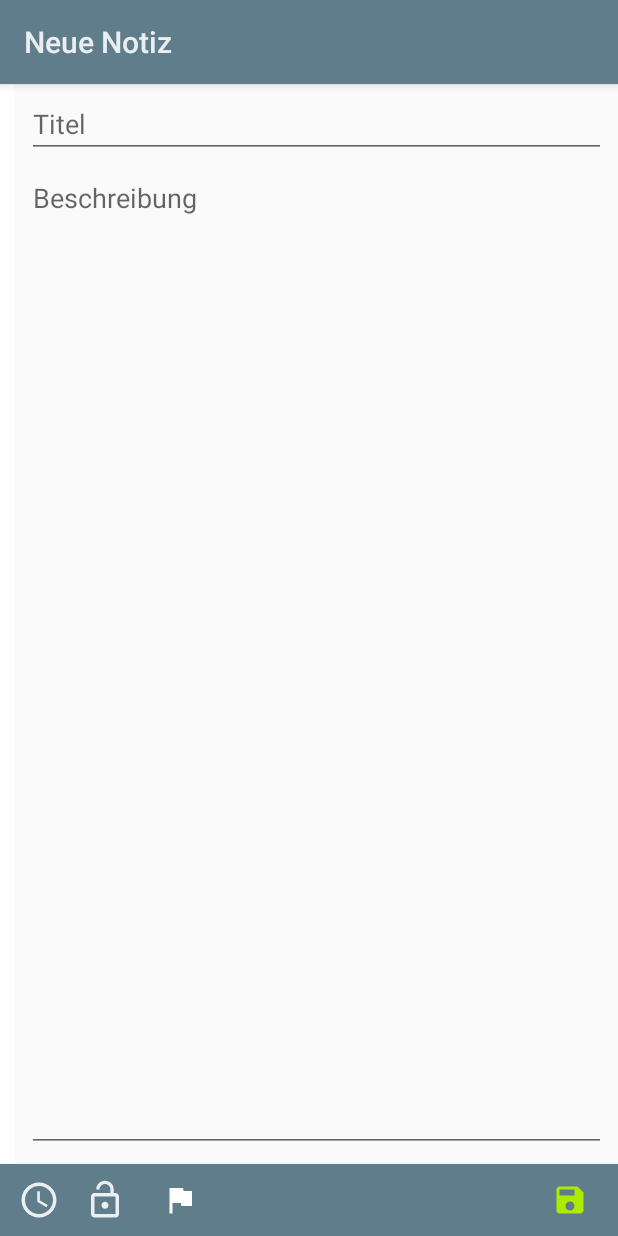
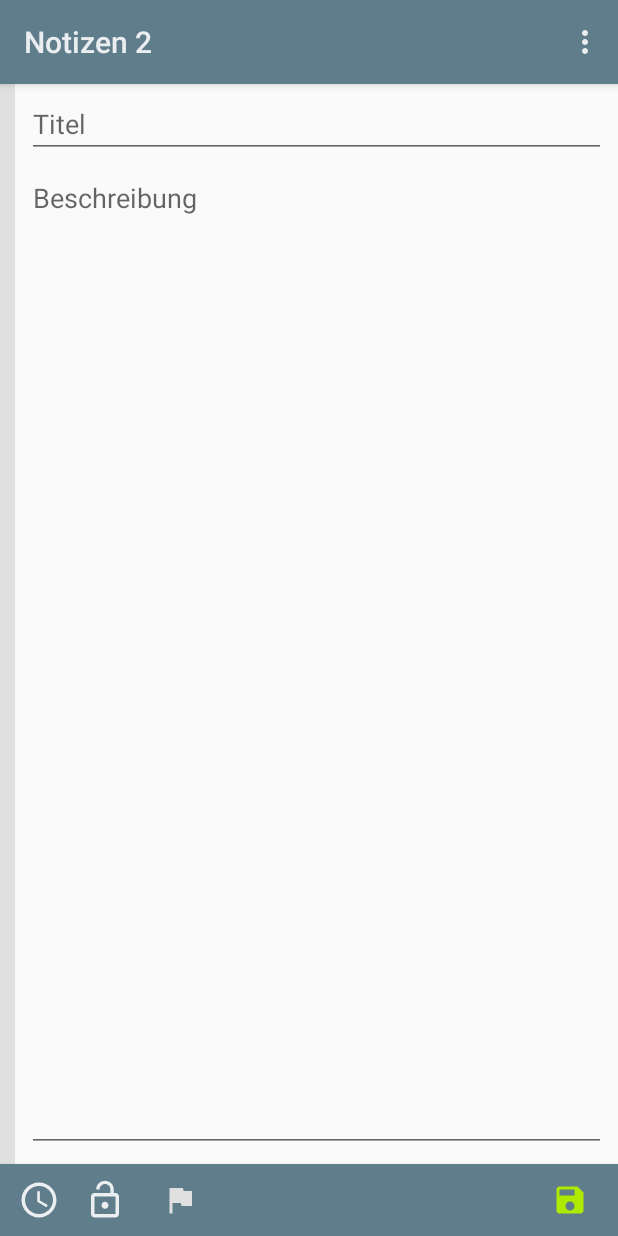
Before and after one commit to lena0204/notizen, an Android app: the screen it shows after launch (MainActivity), after a tap on an icon or button, on a phone screen of 412 x 824 dp. Run offline under Robolectric (Android 15) with nearby library versions, the phone set to English and light mode, and no system bars; our stand-ins replace Room's generated code.

Commit message:
Einfache Themeeinbindung, Notizen löschen, Backstack korrigiert, weitere Bugfixes

```diff
--- a/app/src/main/java/com/lk/notizen2/adapters/NotesAdapter.kt
+++ b/app/src/main/java/com/lk/notizen2/adapters/NotesAdapter.kt
@@ -1,12 +1,8 @@
 package com.lk.notizen2.adapters
 
-import android.content.res.ColorStateList
-import android.graphics.PorterDuff
 import android.util.Log
 import android.view.*
 import android.widget.*
-import androidx.cardview.widget.CardView
-import androidx.core.content.pm.PermissionInfoCompat
 import androidx.fragment.app.FragmentActivity
 import androidx.recyclerview.widget.RecyclerView
 import com.lk.notizen2.R
@@ -130,5 +126,7 @@ class NotesAdapter(private val dataset: List<NoteEntity>,
                                          contextMenuInfo: ContextMenu.ContextMenuInfo?) {
             contextMenu.add(0, R.id.menu_delete, 0, R.string.action_delete)
         }
+
+
     }
 }
--- a/app/src/main/java/com/lk/notizen2/database/DAONotesWidgets.kt
+++ b/app/src/main/java/com/lk/notizen2/database/DAONotesWidgets.kt
@@ -9,41 +9,40 @@ import androidx.room.*
 @Dao
 interface DAONotesWidgets {
 
-    @Query("SELECT * FROM notes")
-    abstract fun getNotes(): LiveData<List<NoteEntity>>
+    @Query("SELECT * FROM notes ORDER BY note_date DESC")
+    fun getNotes(): LiveData<List<NoteEntity>>
 
     //@Query("SELECT * FROM notes WHERE note_id == :id")
     //abstract fun getNoteFromId(id: Int): NoteEntity
 
     @Insert
-    abstract fun insertNote(entity: NoteEntity)
+    fun insertNote(entity: NoteEntity)
 
     @Update
-    abstract fun updateNote(entity: NoteEntity)
+    fun updateNote(entity: NoteEntity)
 
     @Delete
-    abstract fun deleteNote(entity: NoteEntity)
+    fun deleteNote(entity: NoteEntity)
 
     @Query("DELETE FROM notes WHERE note_id >= 0")
-    abstract fun deleteAll()
+    fun deleteAll()
 
     @Query("SELECT * FROM widgets")
-    abstract fun getWidget(): LiveData<List<WidgetEntity>>
+    fun getWidget(): LiveData<List<WidgetEntity>>
 
     @Query("SELECT * FROM widgets WHERE widget_id == :id")
-    abstract fun getWidgetFromId(id: Int): WidgetEntity
+    fun getWidgetFromId(id: Int): WidgetEntity
 
     @Query("SELECT * FROM widgets WHERE note_id == :noteId")
-    abstract fun getWidgetFromNoteId(noteId: Int): WidgetEntity
+    fun getWidgetFromNoteId(noteId: Int): WidgetEntity
 
     @Insert
-    abstract fun insertWidget(entity: WidgetEntity)
+    fun insertWidget(entity: WidgetEntity)
 
     @Update
-    abstract fun updateWidget(entity: WidgetEntity)
+    fun updateWidget(entity: WidgetEntity)
 
     @Delete
-    abstract fun deleteWidget(entity: WidgetEntity)
+    fun deleteWidget(entity: WidgetEntity)
 
-    // IDEA_ queries, die auf Filteroptionen abzielen (Priority und Category)
 }
--- a/app/src/main/java/com/lk/notizen2/dialogs/CategoryDialog.kt
+++ b/app/src/main/java/com/lk/notizen2/dialogs/CategoryDialog.kt
@@ -6,7 +6,6 @@ import android.os.Bundle
 import androidx.appcompat.app.AlertDialog
 import androidx.fragment.app.DialogFragment
 import com.lk.notizen2.R
-import com.lk.notizen2.main.MainActivity
 import com.lk.notizen2.models.NotesViewModel
 import com.lk.notizen2.utils.Categories
 import com.lk.notizen2.utils.ViewModelFactory
--- a/app/src/main/java/com/lk/notizen2/fragments/NoteEditFragment.kt
+++ b/app/src/main/java/com/lk/notizen2/fragments/NoteEditFragment.kt
@@ -7,6 +7,7 @@ import android.text.format.DateFormat
 import android.util.Log
 import android.view.*
 import android.widget.TextView
+import android.widget.Toast
 import androidx.fragment.app.Fragment
 import androidx.fragment.app.transaction
 import androidx.lifecycle.Observer
@@ -44,9 +45,14 @@ class NoteEditFragment: Fragment(), Observer<Any> {
         notesViewModel.selectedNote.observe(this, this)
         notesViewModel.selectedCategory.observe(this,this)
         bt_edit_save.setOnClickListener { _ ->
-            saveNote(saveButton = true)
-            wasSaved = true
-            actionViewModel.setAction(NotesAction.SHOW_LIST)
+            if(et_edit_title.text.isNotEmpty()) {
+                saveNote(saveButton = true)
+                wasSaved = true
+                actionViewModel.setAction(NotesAction.SHOW_LIST)
+            } else {
+                // TODO fehlenden Titel eleganter lösen
+                Toast.makeText(context, R.string.no_title, Toast.LENGTH_LONG).show()
+            }
         }
         bt_edit_category.setOnClickListener { _ ->
             requireActivity().supportFragmentManager.transaction {
@@ -56,7 +62,6 @@ class NoteEditFragment: Fragment(), Observer<Any> {
     }
 
     private fun printNote(note: NoteEntity){
-        // wasSaved = false
         priority = note.getPriorityAsEnum()
         val locked = note.getLockedAsEnum()
         tv_edit_id.text = note.id.toString()
@@ -65,11 +70,9 @@ class NoteEditFragment: Fragment(), Observer<Any> {
         tb_edit_priority.isChecked = (priority == Priority.URGENT)
         tb_edit_protected.isChecked = (locked == Lock.LOCKED)
         notesViewModel.selectedCategory.value = note.getCategoryAsEnum()
-        // requireActivity().actionBar?.title = note.title
-        // TODO Themeauswahl / mindestens Themetracking implementieren mit generellem Zugriff ???
     }
 
-// TODO nach dem Speichern taucht kurz die default version auf -> verhindern
+    // TODO nach dem Speichern taucht kurz die default version (Farbe und Buttons) auf -> verhindern
     override fun onChanged(update: Any?) {
         if(update is NoteEntity?) {
             isNewNote = !isValidNote(update)
@@ -88,7 +91,7 @@ class NoteEditFragment: Fragment(), Observer<Any> {
     private fun printDefault(){
         tb_edit_priority.isChecked = false
         tb_edit_protected.isChecked = false
-        requireActivity().actionBar?.title = resources.getString(R.string.new_note)
+        onCategoryChosen(Categories.WHITE)
     }
 
     private fun isValidNote(note: NoteEntity?) = (note != null && note.id != 0)
@@ -127,13 +130,13 @@ class NoteEditFragment: Fragment(), Observer<Any> {
     private fun onCategoryChosen(newCategory: Category) {
         category = newCategory
         iv_edit_category.setImageResource(newCategory.color)
-        bt_edit_category.imageTintList = ColorStateList.valueOf(requireActivity().resources.getColor(newCategory.color))
+        bt_edit_category.imageTintList =
+                ColorStateList.valueOf(requireActivity().resources.getColor(newCategory.color))
         bt_edit_category.imageTintMode = PorterDuff.Mode.SRC_ATOP
-        // bt_edit_category.setBackgroundColor(requireActivity().resources.getColor(newCategory.color))
     }
 
     private fun saveNote(saveButton: Boolean = false){
-        if (!wasSaved) {
+        if (!wasSaved && et_edit_title.text.isNotEmpty()) {
             Log.d(TAG, "saving with button: $saveButton")
             val note = storeInputDataInNote()
             if (isNewNote)
--- a/app/src/main/java/com/lk/notizen2/fragments/NoteListFragment.kt
+++ b/app/src/main/java/com/lk/notizen2/fragments/NoteListFragment.kt
@@ -4,6 +4,7 @@ import android.os.Bundle
 import android.util.Log
 import android.view.*
 import android.widget.ImageButton
+import android.widget.Toast
 import androidx.fragment.app.Fragment
 import androidx.lifecycle.Observer
 import androidx.recyclerview.widget.LinearLayoutManager
@@ -13,7 +14,6 @@ import com.lk.notizen2.adapters.NotesAdapter
 import com.lk.notizen2.database.NoteEntity
 import com.lk.notizen2.models.*
 import com.lk.notizen2.utils.*
-import kotlinx.android.synthetic.main.activity_main_button.*
 
 /**
  * Erstellt von Lena am 06.10.18.
@@ -31,7 +31,7 @@ class NoteListFragment: Fragment(), Observer<Any>, NotesAdapter.onClickListener
         val rootView = inflater.inflate(R.layout.activity_main_button, container, false)
         fab = rootView.findViewById<View>(R.id.button_add) as ImageButton
         rv = rootView.findViewById<View>(R.id.recyclerview) as RecyclerView
-        // registerForContextMenu(rv)
+        registerForContextMenu(rv)
         return rootView
     }
 
@@ -41,8 +41,9 @@ class NoteListFragment: Fragment(), Observer<Any>, NotesAdapter.onClickListener
         actionViewModel = ViewModelFactory.getActionViewModel(requireActivity())
         notesViewModel.addListObservers(this, this)
         requireActivity().actionBar?.setTitle(R.string.app_name)
-        fab.setOnClickListener { _ ->
+        fab.setOnClickListener {
             actionViewModel.setAction(NotesAction.NEW_NOTE)
+            notesViewModel.selectedNote.value = NoteEntity()
         }
     }
 
@@ -91,13 +92,15 @@ class NoteListFragment: Fragment(), Observer<Any>, NotesAdapter.onClickListener
         actionViewModel.setAction(NotesAction.SHOW_NOTE)
     }
 
-    /*override fun onContextItemSelected(item: MenuItem): Boolean {
+    override fun onContextItemSelected(item: MenuItem): Boolean {
         try {
             deleteId = (rv.adapter as NotesAdapter).selectedNoteId
-            if (item.itemId == R.id.action_delete) {
-                // die Notiz löschen; Dialog aufrufen um löschen zu bestätigen
-                val delete = DeleteDialog()
-                delete.show(fragmentManager, "Delete")
+            if (item.itemId == R.id.menu_delete) {
+                notesViewModel.deleteNoteFromId(deleteId)
+
+                // TODO Dialog anzeigen
+                // val delete = DeleteDialog()
+                // delete.show(fragmentManager, "Delete")
             }
         } catch (ex: Exception) {
             Log.d(TAG, ex.localizedMessage + "; " + ex.message)
@@ -108,5 +111,5 @@ class NoteListFragment: Fragment(), Observer<Any>, NotesAdapter.onClickListener
     fun deleteItem() {
         notesViewModel.deleteNoteFromId(deleteId)
         Toast.makeText(activity, R.string.toast_deleted, Toast.LENGTH_SHORT).show()
-    }*/
+    }
 }
--- a/app/src/main/java/com/lk/notizen2/main/MainActivity.kt
+++ b/app/src/main/java/com/lk/notizen2/main/MainActivity.kt
@@ -1,18 +1,16 @@
 package com.lk.notizen2.main
 
 import android.os.Bundle
-import android.util.Log
+import android.view.Menu
+import android.view.MenuItem
 import androidx.fragment.app.FragmentActivity
 import androidx.fragment.app.transaction
 import androidx.lifecycle.Observer
-import androidx.lifecycle.ViewModelProviders
 import com.lk.notizen2.R
-import com.lk.notizen2.database.NoteEntity
 import com.lk.notizen2.fragments.*
 import com.lk.notizen2.models.ActionViewModel
 import com.lk.notizen2.models.NotesViewModel
-import com.lk.notizen2.utils.NotesAction
-import com.lk.notizen2.utils.ViewModelFactory
+import com.lk.notizen2.utils.*
 
 class MainActivity : FragmentActivity(), Observer<NotesAction> {
 
@@ -22,6 +20,7 @@ class MainActivity : FragmentActivity(), Observer<NotesAction> {
 
     override fun onCreate(savedInstanceState: Bundle?) {
         super.onCreate(savedInstanceState)
+        Themer.setThemeOnCreated(this)
         setContentView(R.layout.activity_main_empty)
 
         notesViewModel = ViewModelFactory.getNotesViewModel(this)
@@ -32,7 +31,7 @@ class MainActivity : FragmentActivity(), Observer<NotesAction> {
     }
 
     override fun onChanged(update: NotesAction) {
-        // TODO Backstack konfigurieren
+        // TESTING_ Backstack konfigurieren
         when (update){
              NotesAction.SHOW_NOTE -> {
                 supportFragmentManager.transaction {
@@ -42,23 +41,32 @@ class MainActivity : FragmentActivity(), Observer<NotesAction> {
             }
             NotesAction.SHOW_LIST -> {
                 supportFragmentManager.transaction {
-                    addToBackStack(null)
                     replace(R.id.fl_main_empty, NoteListFragment())
                 }
             }
-            NotesAction.EDIT_NOTE -> {
+            NotesAction.EDIT_NOTE, NotesAction.NEW_NOTE -> {
                 supportFragmentManager.transaction {
                     addToBackStack(null)
                     replace(R.id.fl_main_empty, NoteEditFragment())
                 }
             }
-            NotesAction.NEW_NOTE -> supportFragmentManager.transaction {
-                addToBackStack(null)
-                replace(R.id.fl_main_empty, NoteEditFragment())
-            }
             NotesAction.SHOW_PREFERENCES -> TODO()
-            NotesAction.NONE -> { }
+            NotesAction.NONE -> {  }
         }
 
     }
+
+    override fun onCreateOptionsMenu(menu: Menu?): Boolean {
+        val value =  super.onCreateOptionsMenu(menu)
+        this.menuInflater.inflate(R.menu.menu_main, menu)
+        return value
+    }
+
+    override fun onOptionsItemSelected(item: MenuItem?): Boolean {
+        val value = super.onOptionsItemSelected(item)
+        if(item?.itemId == R.id.menu_themeswitch){
+            Themer.switchTheme(this)
+        }
+        return value
+    }
 }
--- a/app/src/main/java/com/lk/notizen2/models/Category.kt
+++ b/app/src/main/java/com/lk/notizen2/models/Category.kt
@@ -9,8 +9,7 @@ import com.lk.notizen2.R
  */
 data class Category(
     val number: Int = 0,
-    val color: Int = R.color.white,
-    val colorDark: Int = R.color.black,
+    val color: Int = R.color.normal,
     val category: String = "",
     val lineNumber: Int = 2
 ) {
--- a/app/src/main/java/com/lk/notizen2/utils/Enums.kt
+++ b/app/src/main/java/com/lk/notizen2/utils/Enums.kt
@@ -9,12 +9,12 @@ import com.lk.notizen2.models.Category
 object Categories{
 
     val WHITE = Category(category = "Weiss")
-    val YELLOW = Category(1, R.color.yellow, R.color.yellowD, "Gelb")
-    val ORANGE = Category(2, R.color.orange, R.color.orangeD, "Orange")
-    val RED = Category(3, R.color.red, R.color.redD, "Rot")
-    val PURPLE = Category(4, R.color.purple, R.color.purpleD, "Lila")
-    val BLUE = Category(5, R.color.blue, R.color.blueD, "Blau")
-    val GREEN = Category(6, R.color.green, R.color.greenD, "Gruen")
+    val YELLOW = Category(1, R.color.yellow, "Gelb")
+    val ORANGE = Category(2, R.color.orange, "Orange")
+    val RED = Category(3, R.color.red, "Rot")
+    val PURPLE = Category(4, R.color.purple, "Lila")
+    val BLUE = Category(5, R.color.blue, "Blau")
+    val GREEN = Category(6, R.color.green, "Gruen")
     val ALL = Category(7, category = "All")
 
     fun getCategory(counter: Int): Category{
@@ -51,3 +51,9 @@ enum class NotesAction {
     SHOW_PREFERENCES,
     SHOW_LIST
 }
+
+enum class Design {
+    THEME_LIGHT,
+    THEME_DARK,
+    // THEME_BLACK
+}
--- /dev/null
+++ b/app/src/main/java/com/lk/notizen2/utils/Themer.kt
@@ -0,0 +1,57 @@
+package com.lk.notizen2.utils
+
+import android.content.SharedPreferences
+import android.util.Log
+import androidx.core.content.edit
+import androidx.preference.PreferenceManager
+import com.lk.notizen2.R
+import com.lk.notizen2.main.MainActivity
+
+/**
+ * Erstellt von Lena am 23/01/2019.
+ */
+object Themer {
+
+    const val TAG = "Themer"
+    private lateinit var sharedprefs: SharedPreferences
+
+    fun switchTheme(activity: MainActivity){
+        sharedprefs = PreferenceManager.getDefaultSharedPreferences(activity)
+        val currentTheme = readThemeFromSharedPrefs()
+        when(currentTheme){
+            Design.THEME_LIGHT ->
+                writeThemeToSharedPrefs(Design.THEME_DARK)
+            Design.THEME_DARK ->
+                writeThemeToSharedPrefs(Design.THEME_LIGHT)
+            //Design.THEME_BLACK ->
+              //  writeThemeToSharedPrefs(Design.THEME_LIGHT)
+        }
+        // IDEA_ ein ordentliches schwarzes Theme erstellen; Handling cardBackground?
+        activity.recreate()
+    }
+
+    private fun readThemeFromSharedPrefs(): Design {
+        val value = sharedprefs.getInt(Constants.PREF_DESIGN, 0)
+        Log.d(TAG, "Theme: $value")
+        return Design.values()[value]
+    }
+
+    private fun writeThemeToSharedPrefs(theme: Design){
+        Log.d(TAG, "Theme: " + theme.ordinal)
+        sharedprefs.edit {
+            putInt(Constants.PREF_DESIGN, theme.ordinal)
+        }
+    }
+
+    fun setThemeOnCreated(activity: MainActivity){
+        sharedprefs = PreferenceManager.getDefaultSharedPreferences(activity)
+        val currentTheme = readThemeFromSharedPrefs()
+        val themeID = when(currentTheme){
+            Design.THEME_LIGHT -> R.style.AppThemeGrey
+            Design.THEME_DARK -> R.style.AppThemeGreyDark
+            // Design.THEME_BLACK -> R.style.AppThemeGreyBlack
+        }
+        activity.setTheme(themeID)
+    }
+
+}
--- a/app/src/main/res/drawable/selector_priority.xml
+++ b/app/src/main/res/drawable/selector_priority.xml
@@ -2,5 +2,4 @@
 <selector xmlns:android="http://schemas.android.com/apk/res/android">
     <item android:state_checked="true" android:drawable="@drawable/ic_urgent_vector"/>
     <item android:drawable="@drawable/ic_reminder_vector"/>
-    <!-- TESTING_ andere Farben für die Icons, macht Akzentfarbe Sinn? -> -->
 </selector>
--- a/app/src/main/res/layout/fragment_edit.xml
+++ b/app/src/main/res/layout/fragment_edit.xml
@@ -60,7 +60,6 @@
         app:layout_constraintTop_toTopOf="@+id/guideline2">
 
         <!-- TODO Lila Flagge ist nicht gut sichtbar auf dem Hintergrund -->
-        <!-- TODO Notizfarben passen noch nicht einwandfrei zum dunklen Theme -->
 
         <ToggleButton
             android:id="@+id/tb_edit_priority"
--- /dev/null
+++ b/app/src/main/res/menu/menu_main.xml
@@ -0,0 +1,8 @@
+<?xml version="1.0" encoding="utf-8"?>
+<menu xmlns:android="http://schemas.android.com/apk/res/android">
+
+    <item
+        android:id="@+id/menu_themeswitch"
+        android:title="@string/pref_theme_title"/>
+
+</menu>
--- a/app/src/main/res/values/colors.xml
+++ b/app/src/main/res/values/colors.xml
@@ -11,28 +11,13 @@
     <color name="accent_indigo">#aeea00</color>
 
     <!-- Farben für die Notizen hell -->
-    <color name="normal">#eeeeee</color>
-    <color name="yellow">#fdd835</color>
-    <color name="orange">#ffa726</color>
-    <color name="red">#ff5252</color>
-    <color name="purple">#7e57c2</color>
-    <color name="blue">#42a5f5</color>
-    <color name="green">#9ccc65</color>
-
-    <!--<color name="normal">#00000000</color>
-    <color name="yellow">#fffdf8ab</color>
-    <color name="orange">#ffffce75</color>
-    <color name="red">#ffff8b86</color>
-    <color name="purple">#ffeeb4ff</color>
-    <color name="blue">#ffa9f2ff</color>
-    <color name="green">#bbffb5</color>-->
-
-    <color name="yellowD">#535000</color>
-    <color name="orangeD">#502800</color>
-    <color name="redD">#550900</color>
-    <color name="purpleD">#4C005C</color>
-    <color name="blueD">#001F5A</color>
-    <color name="greenD">#00552C</color>
+    <color name="normal">#e0e0e0</color>
+    <color name="yellow">#ffe082</color>
+    <color name="orange">#ffb74d</color>
+    <color name="red">#ff8a80</color>
+    <color name="purple">#9575cd</color>
+    <color name="blue">#90caf9</color>
+    <color name="green">#aed581</color>
 
     <!-- Widget -->
     <color name="widget_background">#000000</color>
--- a/app/src/main/res/values/styles.xml
+++ b/app/src/main/res/values/styles.xml
@@ -1,17 +1,22 @@
-<resources>
+<resources
+    xmlns:app="http://schemas.android.com/apk/res-auto">
 
     <style name="AppThemeGrey" parent="android:Theme.Material.Light.DarkActionBar">
         <item name="android:colorPrimary">@color/primary_bluegrey</item>
         <item name="android:colorPrimaryDark">@color/primary_dark_bluegrey</item>
         <item name="android:colorAccent">@color/accent_indigo</item>
-        <item name="android:colorForeground">@color/black</item>
+        <!--<item name="android:colorForeground">@color/black</item>-->
     </style>
 
     <style name="AppThemeGreyDark" parent="android:Theme.Material">
         <item name="android:colorPrimary">@color/primary_bluegrey</item>
         <item name="android:colorPrimaryDark">@color/primary_dark_bluegrey</item>
         <item name="android:colorAccent">@color/accent_indigo</item>
-        <item name="android:colorForeground">@color/white</item>
+        <!--<item name="android:colorForeground">@color/white</item>-->
+    </style>
+
+    <style name="AppThemeGreyBlack" parent="AppThemeGreyDark">
+        <item name="android:colorBackground">@color/black</item>
     </style>
 
     <style name="DialogTheme" parent="Theme.AppCompat.Light.Dialog.Alert">
--- a/build.gradle
+++ b/build.gradle
@@ -1,13 +1,13 @@
 // Top-level build file where you can add configuration options common to all sub-projects/modules.
 
 buildscript {
-    ext.kotlin_version = '1.2.60'
+    ext.kotlin_version = '1.3.11'
     repositories {
         google()
         jcenter()
     }
     dependencies {
-        classpath 'com.android.tools.build:gradle:3.2.0-rc02'
+        classpath 'com.android.tools.build:gradle:3.3.0-rc03'
         classpath "org.jetbrains.kotlin:kotlin-gradle-plugin:$kotlin_version"
 
         // NOTE: Do not place your application dependencies here; they belong
```
Also changed, not shown: app/build.gradle (+2 -5 lines), app/src/main/java/com/lk/notizen2/database/NotesRepository.kt (+6 -5 lines), app/src/main/java/com/lk/notizen2/fragments/NoteShowFragment.kt (+0 -10 lines), app/src/main/java/com/lk/notizen2/main/Themer.kt (deleted, +0 -99 lines), gradle/wrapper/gradle-wrapper.properties, 1 other file.
